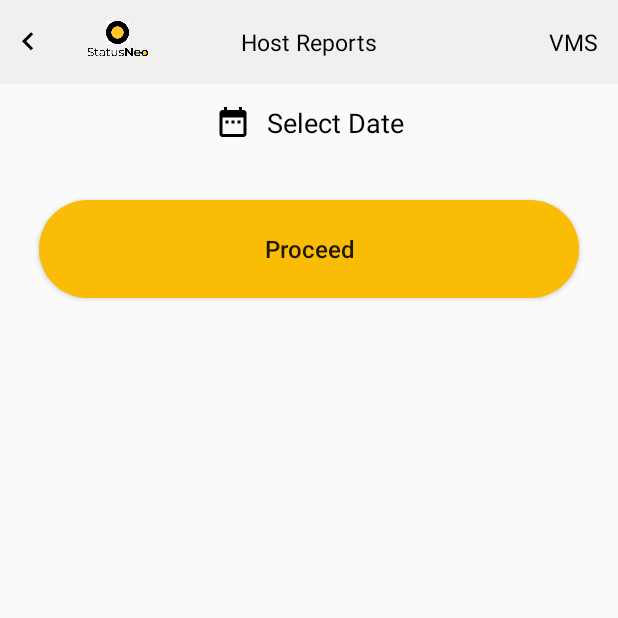
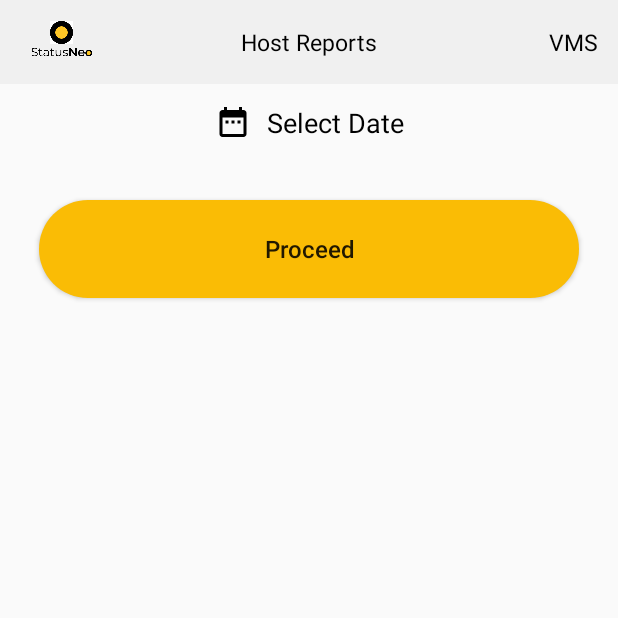
Before and after one commit to StatusNeo/vms, an Android app: the HostReportsActivity screen opened directly, with no data from a screen before it, on a phone screen of 412 x 824 dp, the top half of it. Run offline under Robolectric (Android 15) with nearby library versions, the phone set to English and light mode, and no system bars; our stand-ins replace Firebase (no records; nobody signed in at launch, a user with empty details on screens opened directly), Picasso, Timber, data binding, sdp/ssp sizes; pictures from the network do not load; 2 statements that could not run were skipped.

Commit message:
Database changes done on Host Login and Host report screen. Reports sorted in decending order in admin report screen.

```diff
--- a/app/src/main/java/com/android/visitormanagementsystem/ui/adminreports/AdminReportsUiModel.kt
+++ b/app/src/main/java/com/android/visitormanagementsystem/ui/adminreports/AdminReportsUiModel.kt
@@ -1,4 +1,6 @@
 package com.android.visitormanagementsystem.ui.adminreports
+
+import java.util.*
 
 data class AdminReportsUiModel (
     var id: String? = null,
@@ -8,5 +10,6 @@ data class AdminReportsUiModel (
     var batchNo: String? = null,
     var visitorImage: String? = null,
     var inTime: String? = null,
-    var outTime: String? = null
+    var outTime: String? = null,
+    var timestamp: Date? = null
 )
--- a/app/src/main/java/com/android/visitormanagementsystem/ui/host/hostreports/HostReportUiModel.kt
+++ b/app/src/main/java/com/android/visitormanagementsystem/ui/host/hostreports/HostReportUiModel.kt
@@ -1,4 +1,6 @@
 package com.android.visitormanagementsystem.ui.host.hostreports
+
+import java.util.*
 
 data class HostReportUiModel(
     var id: String? = null,
@@ -6,5 +8,6 @@ data class HostReportUiModel(
     var visitDate: String? = null,
     var visittime: String? = null,
     var visitorMobileNo: String? = null,
-    var noOfPersons: String? = null
+    var noOfPersons: String? = null,
+    var timestamp: Date? = null
 )
--- a/app/src/main/java/com/android/visitormanagementsystem/ui/host/hostreports/HostReportsActivity.kt
+++ b/app/src/main/java/com/android/visitormanagementsystem/ui/host/hostreports/HostReportsActivity.kt
@@ -36,9 +36,6 @@ class HostReportsActivity : AppCompatActivity(), OnReportDownloadInterface {
                 ada = adapter as HostReportAdapter
             }
 
-            backBtn.setOnClickListener {
-                this@HostReportsActivity.finish()
-            }
             btnProceed.setOnClickListener {
                 if(btnSelectDate.text.toString() == "Select Date") {
                     toast(R.string.msg_select_date)
--- a/app/src/main/java/com/android/visitormanagementsystem/ui/visitorList/VisitorListActivity.kt
+++ b/app/src/main/java/com/android/visitormanagementsystem/ui/visitorList/VisitorListActivity.kt
@@ -43,15 +43,10 @@ class VisitorListActivity : AppCompatActivity(), OnVisitorListInterface {
                     }
                 })
             }
-
-
             btnViewReports.setOnClickListener {
                 val intent = Intent(this@VisitorListActivity, AdminReportsActivity::class.java)
                 startActivity(intent)
             }
-          /*  backBtn.setOnClickListener {
-                this@VisitorListActivity.finish()
-            }*/
         }.root)
     }
 
--- a/app/src/main/java/com/android/visitormanagementsystem/ui/visitorList/VisitorListUiModel.kt
+++ b/app/src/main/java/com/android/visitormanagementsystem/ui/visitorList/VisitorListUiModel.kt
@@ -1,4 +1,6 @@
 package com.android.visitormanagementsystem.ui.visitorList
+
+import java.util.*
 
 data class VisitorListUiModel(
     var id: String? = null,
@@ -16,4 +18,5 @@ data class VisitorListUiModel(
     var address: String? = null,
     var gender: String? = null,
     var outTime: String? = null,
+    var timestamp: Date? = null
     )
--- a/app/src/main/res/layout/activity_host_reports.xml
+++ b/app/src/main/res/layout/activity_host_reports.xml
@@ -2,6 +2,7 @@
 <layout xmlns:android="http://schemas.android.com/apk/res/android"
     xmlns:app="http://schemas.android.com/apk/res-auto"
     xmlns:tools="http://schemas.android.com/tools">
+
     <data>
         <variable
             name="viewState"
@@ -23,16 +24,6 @@
             app:layout_constraintStart_toStartOf="parent"
             app:layout_constraintTop_toTopOf="parent">
 
-            <ImageView
-                android:id="@+id/backBtn"
-                android:layout_width="wrap_content"
-                android:layout_height="wrap_content"
-                android:padding="@dimen/_5sdp"
-                android:src="@drawable/ic_arrow_left"
-                app:layout_constraintBottom_toBottomOf="parent"
-                app:layout_constraintStart_toStartOf="parent"
-                app:layout_constraintTop_toTopOf="parent" />
-
             <androidx.constraintlayout.widget.ConstraintLayout
                 android:id="@+id/logoLayout"
                 android:layout_width="wrap_content"
@@ -40,7 +31,7 @@
                 android:layout_gravity="center_horizontal|center_vertical"
                 android:layout_marginTop="@dimen/_10sdp"
                 app:layout_constraintBottom_toBottomOf="parent"
-                app:layout_constraintStart_toEndOf="@+id/backBtn"
+                app:layout_constraintStart_toStartOf="parent"
                 app:layout_constraintTop_toTopOf="parent">
 
                 <ImageView
@@ -65,7 +56,6 @@
                     app:layout_constraintTop_toBottomOf="@+id/ivLogoText"
                     app:layout_constraintTop_toTopOf="parent" />
             </androidx.constraintlayout.widget.ConstraintLayout>
-
 
             <TextView
                 android:id="@+id/tvToolbarTitle"
@@ -113,22 +103,22 @@
 
         <Button
             android:id="@+id/btn_proceed"
+            android:layout_width="match_parent"
+            android:layout_height="@dimen/_50sdp"
+            android:layout_margin="@dimen/_20sdp"
+            android:background="@drawable/rounded_corner"
             android:text="@string/btn_text_proceed"
             android:textAllCaps="false"
-            android:layout_width="match_parent"
-            app:layout_constraintTop_toBottomOf="@+id/btn_selectDate"
+            android:textSize="@dimen/font_size_sixteen"
             app:layout_constraintLeft_toLeftOf="parent"
             app:layout_constraintRight_toRightOf="parent"
-           android:layout_margin="@dimen/_20sdp"
-            android:textSize="@dimen/font_size_sixteen"
-            android:background="@drawable/rounded_corner"
-            android:layout_height="@dimen/_50sdp" />
+            app:layout_constraintTop_toBottomOf="@+id/btn_selectDate" />
 
         <androidx.recyclerview.widget.RecyclerView
             android:id="@+id/hostRecyclerView"
             android:layout_width="match_parent"
+            android:layout_height="0dp"
             android:layout_marginTop="@dimen/_15sdp"
-            android:layout_height="0dp"
             android:divider="@null"
             android:dividerHeight="@dimen/zero_dp"
             android:fadingEdge="vertical"
@@ -139,17 +129,16 @@
             app:layout_constraintBottom_toBottomOf="parent"
             app:layout_constraintTop_toBottomOf="@+id/btn_proceed" />
 
-
         <ProgressBar
             android:id="@+id/progressBar_ID"
             style="?android:attr/progressBarStyle"
             android:layout_width="wrap_content"
             android:layout_height="wrap_content"
             android:indeterminateTint="@color/purple_700"
+            app:downloadStatusViewVisibility="@{viewState.progressbarEvent}"
             app:layout_constraintBottom_toBottomOf="parent"
             app:layout_constraintLeft_toLeftOf="parent"
             app:layout_constraintRight_toRightOf="parent"
-            app:downloadStatusViewVisibility="@{viewState.progressbarEvent}"
             app:layout_constraintTop_toTopOf="parent" />
 
     </androidx.constraintlayout.widget.ConstraintLayout>
```
Also changed, not shown: app/src/main/java/com/android/visitormanagementsystem/ui/adminreports/AdminReportsViewModel.kt (+11 -9 lines), app/src/main/java/com/android/visitormanagementsystem/ui/host/hostreports/HostReportsViewModel.kt (+18 -41 lines), app/src/main/java/com/android/visitormanagementsystem/ui/visitorList/VisitorListViewModel.kt (+6 -6 lines), app/src/main/java/com/android/visitormanagementsystem/ui/visitorlanding/VisitorLandinActivity.kt (+11 -14 lines), app/src/main/java/com/android/visitormanagementsystem/utils/ContextExtensions.kt (+0 -12 lines).
